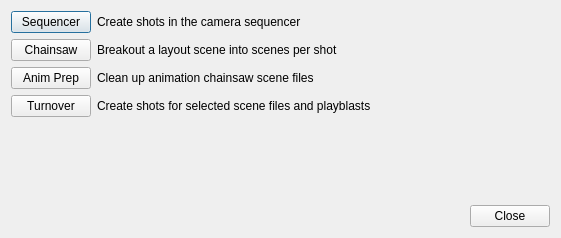
Above: module/wildchildanimation/gui/forms/maya/layout_control_dialog.ui from dearyangyu/swing before the change. Below: the same form after it.
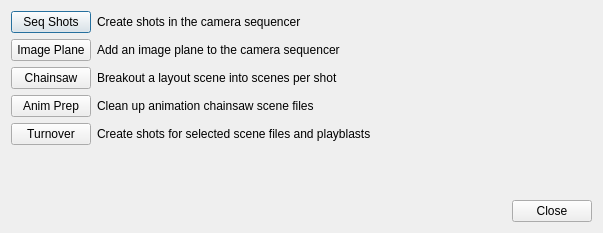
That is the form after the change.

Patch:
```diff
--- a/module/wildchildanimation/gui/forms/maya/layout_control_dialog.ui
+++ b/module/wildchildanimation/gui/forms/maya/layout_control_dialog.ui
@@ -6,8 +6,8 @@
    <rect>
     <x>0</x>
     <y>0</y>
-    <width>561</width>
-    <height>238</height>
+    <width>603</width>
+    <height>233</height>
    </rect>
   </property>
   <property name="minimumSize">
@@ -34,7 +34,7 @@
      <item>
       <widget class="QPushButton" name="pushButtonSeqShots">
        <property name="text">
-        <string>Sequencer</string>
+        <string>Seq Shots</string>
        </property>
       </widget>
      </item>
@@ -60,6 +60,37 @@
      </item>
     </layout>
    </item>
+   <item>
+    <layout class="QHBoxLayout" name="horizontalLayout_5">
+     <item>
+      <widget class="QPushButton" name="pushButtonImagePlane">
+       <property name="text">
+        <string>Image Plane</string>
+       </property>
+      </widget>
+     </item>
+     <item>
+      <widget class="QLabel" name="labelImagePlane">
+       <property name="text">
+        <string>Add an image plane to the camera sequencer</string>
+       </property>
+      </widget>
+     </item>
+     <item>
+      <spacer name="horizontalSpacer_5">
+       <property name="orientation">
+        <enum>Qt::Horizontal</enum>
+       </property>
+       <property name="sizeHint" stdset="0">
+        <size>
+         <width>40</width>
+         <height>20</height>
+        </size>
+       </property>
+      </spacer>
+     </item>
+    </layout>
+   </item>
    <item>
     <layout class="QHBoxLayout" name="horizontalLayout_2">
      <item>
```
